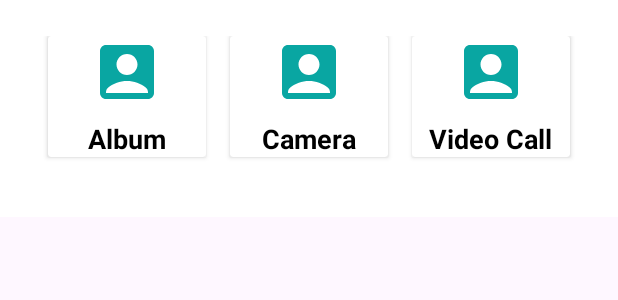
After one commit to SyedSaifHossain/G-Chat-Application, an Android app: the layout bottom_sheet_add.xml on its own in the app's theme, with its tools: preview values and no code run, on a phone screen of 412 x 824 dp. The commit adds this screen. Shown: the top 300 px of the screen. Run offline under Robolectric (Android 15) with nearby library versions, the phone set to English and light mode, and no system bars.

Commit message:
Chataddbutton now clickable for selecting album camera and video call

```diff
--- /dev/null
+++ b/app/src/main/res/drawable/ic_album.xml
@@ -0,0 +1,5 @@
+<vector xmlns:android="http://schemas.android.com/apk/res/android" android:height="24dp" android:tint="#000000" android:viewportHeight="24" android:viewportWidth="24" android:width="24dp">
+
+    <path android:fillColor="@android:color/white" android:pathData="M21,19V5c0,-1.1 -0.9,-2 -2,-2H5c-1.1,0 -2,0.9 -2,2v14c0,1.1 0.9,2 2,2h14c1.1,0 2,-0.9 2,-2zM8.5,13.5l2.5,3.01L14.5,12l4.5,6H5l3.5,-4.5z"/>
+
+</vector>
--- /dev/null
+++ b/app/src/main/res/layout/bottom_sheet_add.xml
@@ -0,0 +1,113 @@
+<?xml version="1.0" encoding="utf-8"?>
+<LinearLayout
+    xmlns:android="http://schemas.android.com/apk/res/android"
+    android:layout_width="match_parent"
+    android:layout_height="wrap_content"
+    android:orientation="horizontal"
+    android:padding="24dp"
+    android:background="@android:color/white"
+    android:gravity="center_horizontal">
+
+    <!-- Album Card -->
+    <androidx.cardview.widget.CardView
+        android:id="@+id/card_album"
+        android:layout_width="0dp"
+        android:layout_height="wrap_content"
+        android:elevation="6dp"
+        android:padding="8dp"
+        android:layout_weight="1"
+        android:layout_marginHorizontal="8dp"
+        android:clickable="true"
+        android:focusable="true">
+
+        <LinearLayout
+            android:layout_width="match_parent"
+            android:layout_height="wrap_content"
+            android:orientation="vertical"
+            android:gravity="center_horizontal">
+
+            <ImageView
+                android:layout_width="48dp"
+                android:layout_height="48dp"
+                android:src="@drawable/default_avatar"            android:layout_marginBottom="8dp"/>
+
+            <TextView
+                android:layout_width="wrap_content"
+                android:layout_height="wrap_content"
+                android:text="Album"
+                android:textSize="18sp"
+                android:textStyle="bold"
+                android:textColor="@android:color/black" />
+        </LinearLayout>
+    </androidx.cardview.widget.CardView>
+
+    <!-- Camera Card -->
+    <androidx.cardview.widget.CardView
+        android:id="@+id/card_camera"
+        android:layout_width="0dp"
+        android:layout_height="wrap_content"
+        android:layout_marginBottom="16dp"
+        android:elevation="6dp"
+        android:layout_weight="1"
+        android:padding="8dp"
+        android:layout_marginHorizontal="8dp"
+        android:clickable="true"
+        android:focusable="true">
+
+        <LinearLayout
+            android:layout_width="match_parent"
+            android:layout_height="wrap_content"
+            android:orientation="vertical"
+            android:gravity="center_horizontal">
+
+            <ImageView
+                android:layout_width="48dp"
+                android:layout_height="48dp"
+                android:src="@drawable/default_avatar"
+                android:layout_marginBottom="8dp"/>
+
+            <TextView
+                android:layout_width="wrap_content"
+                android:layout_height="wrap_content"
+                android:text="Camera"
+                android:textStyle="bold"
+                android:textSize="18sp"
+                android:textColor="@android:color/black" />
+        </LinearLayout>
+    </androidx.cardview.widget.CardView>
+
+    <!-- Video Call Card -->
+    <androidx.cardview.widget.CardView
+        android:id="@+id/card_video_call"
+        android:layout_width="0dp"
+        android:layout_height="wrap_content"
+        android:elevation="6dp"
+        android:layout_weight="1"
+        android:padding="8dp"
+        android:textStyle="bold"
+        android:layout_marginHorizontal="8dp"
+        android:clickable="true"
+        android:focusable="true">
+
+        <LinearLayout
+            android:layout_width="match_parent"
+            android:layout_height="wrap_content"
+            android:orientation="vertical"
+            android:gravity="center_horizontal">
+
+            <ImageView
+                android:layout_width="48dp"
+                android:layout_height="48dp"
+                android:src="@drawable/default_avatar"             android:layout_marginBottom="8dp"/>
+
+            <TextView
+                android:layout_width="wrap_content"
+                android:layout_height="wrap_content"
+                android:text="Video Call"
+                android:textSize="18sp"
+                android:textStyle="bold"
+                android:textColor="@android:color/black" />
+        </LinearLayout>
+    </androidx.cardview.widget.CardView>
+
+</LinearLayout>
```
Also changed, not shown: app/src/main/java/com/syedsaifhossain/g_chatapplication/AddOptionsBottomSheet.kt (added, +53 -0 lines), app/src/main/java/com/syedsaifhossain/g_chatapplication/ChatScreenFragment.kt (+29 -16 lines), app/src/main/java/com/syedsaifhossain/g_chatapplication/models/User.kt (deleted, +0 -8 lines).
